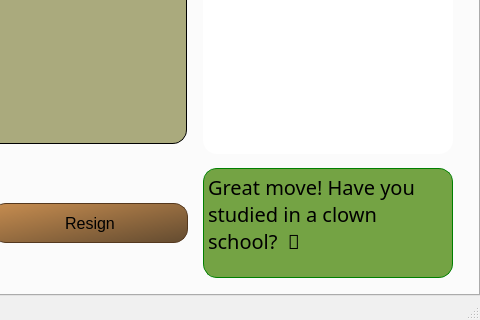
This is windows/mainwindow.ui in redmms/mercury_chess as Qt 5 draws it before an edit; both pictures show x 360 to 840 and y 378 to 698 of the 840 by 698 pixel window. The edited form follows.
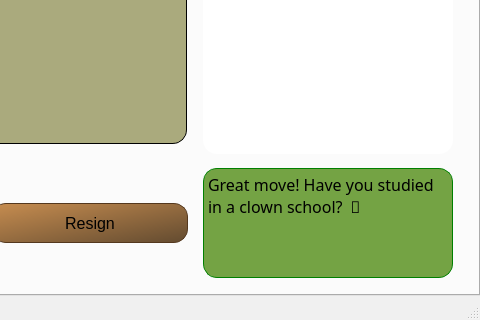
This is the edited form. Icons and pictures are not drawn.

Commit message: Idk why, but now chat is OK. Maybe HTML tags changed the input regime somehow, for example set textFormat to plain text, and now, no smiles are available but wordwrap works well and don't place every second word on a new line. Square borders remain though, and now need to add my own class, child class of QScrollArea

What changed in the file:
```diff
--- a/windows/mainwindow.ui
+++ b/windows/mainwindow.ui
@@ -1733,8 +1733,8 @@
             </property>
             <property name="font">
              <font>
-              <family>Pristina</family>
-              <pointsize>15</pointsize>
+              <family>Segoe Print</family>
+              <pointsize>12</pointsize>
              </font>
             </property>
             <property name="toolTip">
```
The commit also changes 2 other files.
